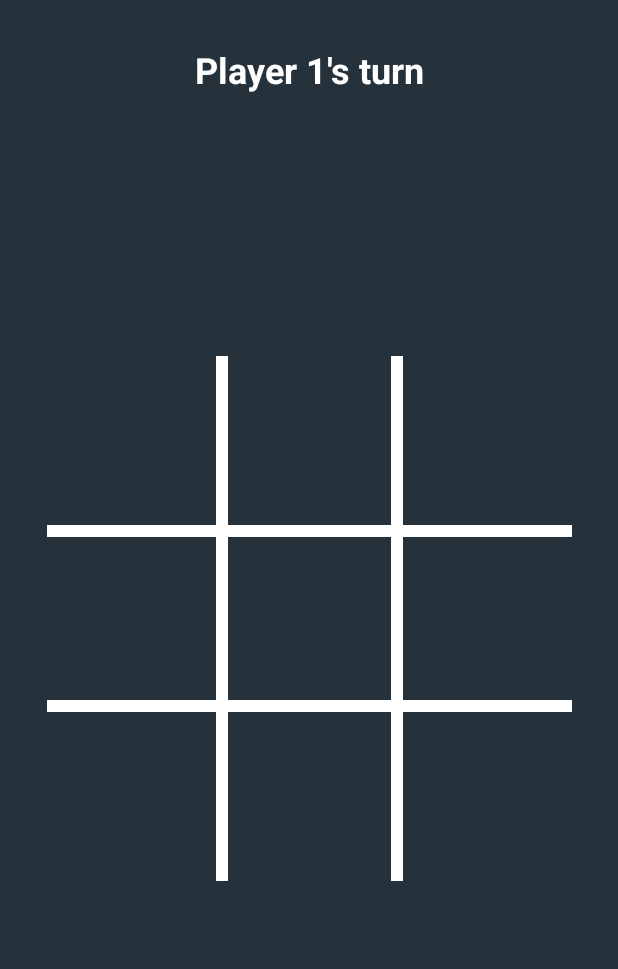
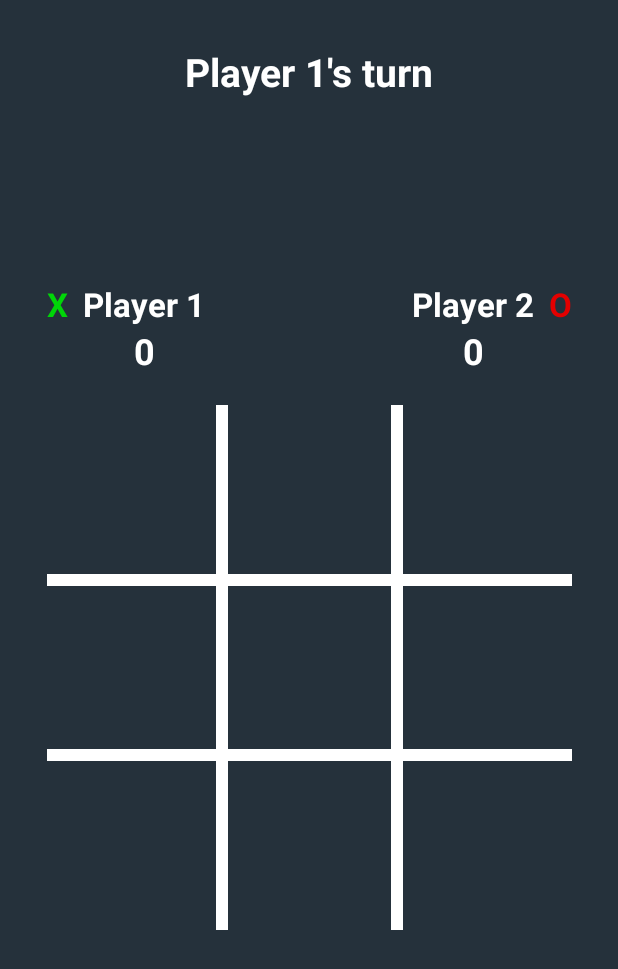
Before and after one commit to PavelYudzin/AndroidTicTacToe, an Android app: the PlayerSetup screen opened directly, with no data from a screen before it, after a tap on "SUBMIT", on a phone screen of 412 x 824 dp. Shown: the top 969 px of the screen. Run offline under Robolectric (Android 15) with nearby library versions, the phone set to English and light mode, and no system bars.

Commit message:
add score

```diff
--- a/tictactoe/app/src/main/AndroidManifest.xml
+++ b/tictactoe/app/src/main/AndroidManifest.xml
@@ -9,9 +9,9 @@
         android:roundIcon="@mipmap/ic_launcher_round"
         android:supportsRtl="true"
         android:theme="@style/Theme.TicTacToe">
-        <activity android:name=".GameDisplay"></activity>
+        <activity android:name=".GameDisplay" />
         <activity android:name=".PlayerSetup" />
-        <activity android:name=".MainActivity">
+        <activity android:name=".MainActivity" android:screenOrientation="portrait">
             <intent-filter>
                 <action android:name="android.intent.action.MAIN" />
 
--- a/tictactoe/app/src/main/java/com/pablo/tictactoe/GameDisplay.java
+++ b/tictactoe/app/src/main/java/com/pablo/tictactoe/GameDisplay.java
@@ -19,6 +19,10 @@ public class GameDisplay extends AppCompatActivity {
         Button homeBTN = findViewById(R.id.home_button);
         TextView playerTurn = findViewById(R.id.player_display);
         String[] playerNames = getIntent().getStringArrayExtra("PLAYER_NAMES");
+        TextView playerOneName = findViewById(R.id.player_one_name);
+        TextView playerTwoName = findViewById(R.id.player_two_name);
+        TextView playerOneScore = findViewById(R.id.player_one_score);
+        TextView playerTwoScore = findViewById(R.id.player_two_score);
 
         if(playerNames != null) {
             playerTurn.setText((playerNames[0] + "'s turn"));
@@ -28,7 +32,11 @@ public class GameDisplay extends AppCompatActivity {
         homeBTN.setVisibility(View.GONE);
 
         ticTacToeBoard = findViewById(R.id.ticTacToeBoard);
-        ticTacToeBoard.setUpGame(playAgainBTN, homeBTN, playerTurn, playerNames);
+        ticTacToeBoard.setUpGame(playAgainBTN, homeBTN, playerTurn, playerNames, playerOneScore, playerTwoScore);
+        playerOneName.setText(playerNames[0]);
+        playerTwoName.setText(playerNames[1]);
+        playerOneScore.setText("0");
+        playerTwoScore.setText("0");
     }
 
     public void playAgainButtonClick(View view) {
--- a/tictactoe/app/src/main/java/com/pablo/tictactoe/PVPLogic.java
+++ b/tictactoe/app/src/main/java/com/pablo/tictactoe/PVPLogic.java
@@ -7,11 +7,16 @@ import android.widget.TextView;
 public class PVPLogic {
     private int[][] gameBoard;
     private int player = 1;
+    private int playerWasFirst = 1;
     private Button playAgainBTN;
     private Button homeBTN;
     private TextView playerTurn;
     private String[] playerNames = {"Player 1", "Player 2"};
     private int boardFilled;
+    private TextView showPlayerOneScore;
+    private TextView showPlayerTwoScore;
+    private int playerOneScore;
+    private int playerTwoScore;
 
     //1st element --> row,
     // 2nd element --> column,
@@ -60,6 +65,22 @@ public class PVPLogic {
         return winType;
     }
 
+    public void setPlayerOneScore(int playerOneScore) {
+        this.playerOneScore = playerOneScore;
+    }
+
+    public void setPlayerTwoScore(int playerTwoScore) {
+        this.playerTwoScore = playerTwoScore;
+    }
+
+    public void setShowPlayerOneScore(TextView showPlayerOneScore) {
+        this.showPlayerOneScore = showPlayerOneScore;
+    }
+
+    public void setShowPlayerTwoScore(TextView showPlayerTwoScore) {
+        this.showPlayerTwoScore = showPlayerTwoScore;
+    }
+
     public boolean updateGameBoard(int row, int column) {
         if (gameBoard[row - 1][column - 1] == 0) {
             gameBoard[row - 1][column - 1] = player;
@@ -83,7 +104,7 @@ public class PVPLogic {
         for (int r = 0; r < 3; r++) {
             if (gameBoard[r][0] == gameBoard[r][1] && gameBoard[r][0] == gameBoard[r][2] &&
                     gameBoard[r][0] != 0) {
-                winType = new int[] {r, 0, 1};
+                winType = new int[]{r, 0, 1};
                 isWinner = true;
             }
         }
@@ -92,7 +113,7 @@ public class PVPLogic {
         for (int c = 0; c < 3; c++) {
             if (gameBoard[0][c] == gameBoard[1][c] && gameBoard[0][c] == gameBoard[2][c] &&
                     gameBoard[0][c] != 0) {
-                winType = new int[] {0, c, 2};
+                winType = new int[]{0, c, 2};
                 isWinner = true;
             }
         }
@@ -100,14 +121,14 @@ public class PVPLogic {
         // diagonal negative check
         if (gameBoard[0][0] == gameBoard[1][1] && gameBoard[0][0] == gameBoard[2][2] &&
                 gameBoard[0][0] != 0) {
-            winType = new int[] {0, 2, 3};
+            winType = new int[]{0, 2, 3};
             isWinner = true;
         }
 
         // diagonal positive check
         if (gameBoard[2][0] == gameBoard[1][1] && gameBoard[2][0] == gameBoard[0][2] &&
                 gameBoard[2][0] != 0) {
-            winType = new int[] {2, 2, 4};
+            winType = new int[]{2, 2, 4};
             isWinner = true;
         }
 
@@ -116,11 +137,18 @@ public class PVPLogic {
             homeBTN.setVisibility(View.VISIBLE);
             String won = " Won!!!";
             playerTurn.setText((playerNames[player - 1] + won));
+            if(player == 1) {
+                playerOneScore++;
+            } else {
+                playerTwoScore++;
+            }
+            showScore();
         } else if (boardFilled == 9) {
             String tie = "Tie Game!!!";
             playAgainBTN.setVisibility(View.VISIBLE);
             homeBTN.setVisibility(View.VISIBLE);
             playerTurn.setText(tie);
+            showScore();
         }
         return isWinner;
     }
@@ -132,10 +160,23 @@ public class PVPLogic {
             }
         }
         boardFilled = 0;
-        player = 1;
+        if (playerWasFirst == 1) {
+            player = 2;
+            playerWasFirst = 2;
+        } else {
+            player = 1;
+            playerWasFirst = 1;
+        }
         playAgainBTN.setVisibility(View.GONE);
         homeBTN.setVisibility(View.GONE);
-        playerTurn.setText((playerNames[0] + "'s turn"));
-        winType = new int[] {-1, -1, -1};
+        playerTurn.setText((playerNames[player -1] + "'s turn"));
+        winType = new int[]{-1, -1, -1};
+    }
+
+    private void showScore() {
+        String oneScoreText = Integer.toString(playerOneScore);
+        String twoScoreText = Integer.toString(playerTwoScore);
+        showPlayerOneScore.setText(oneScoreText);
+        showPlayerTwoScore.setText(twoScoreText);
     }
 }
--- a/tictactoe/app/src/main/java/com/pablo/tictactoe/PlayerSetup.java
+++ b/tictactoe/app/src/main/java/com/pablo/tictactoe/PlayerSetup.java
@@ -22,10 +22,10 @@ public class PlayerSetup extends AppCompatActivity {
     public void submitButtonClick(View view) {
         String playerOneName = player1.getText().toString();
         String playerTwoName = player2.getText().toString();
-        if(playerOneName.equals("")) {
+        if(playerOneName.trim().equals("")) {
             playerOneName = "Player 1";
         }
-        if(playerTwoName.equals("")) {
+        if(playerTwoName.trim().equals("")) {
             playerTwoName = "Player 2";
         }
         Intent intent = new Intent(this, GameDisplay.class);
--- a/tictactoe/app/src/main/java/com/pablo/tictactoe/TicTacToeBoard.java
+++ b/tictactoe/app/src/main/java/com/pablo/tictactoe/TicTacToeBoard.java
@@ -202,16 +202,19 @@ public class TicTacToeBoard extends View {
             case 4:
                 drawDiagonalLinePositive(canvas);
                 break;
-
-
         }
     }
 
-    public void setUpGame(Button playAgain, Button home, TextView playerDisplay, String[] names) {
+    public void setUpGame(Button playAgain, Button home, TextView playerDisplay, String[] names,
+                          TextView playerOneScore, TextView playerTwoScore) {
         game.setPlayAgainBTN(playAgain);
         game.setHomeBTN(home);
         game.setPlayerTurn(playerDisplay);
         game.setPlayerNames(names);
+        game.setShowPlayerOneScore(playerOneScore);
+        game.setShowPlayerTwoScore(playerTwoScore);
+        game.setPlayerOneScore(0);
+        game.setPlayerTwoScore(0);
     }
 
     public void resetGame() {
--- a/tictactoe/app/src/main/res/layout/activity_main.xml
+++ b/tictactoe/app/src/main/res/layout/activity_main.xml
@@ -5,7 +5,6 @@
     android:layout_width="match_parent"
     android:layout_height="match_parent"
     android:background="#25313b"
-    android:orientation="vertical"
     tools:context=".MainActivity">
 
     <TextView
--- a/tictactoe/app/src/main/res/layout/game_display.xml
+++ b/tictactoe/app/src/main/res/layout/game_display.xml
@@ -1,12 +1,11 @@
 <?xml version="1.0" encoding="utf-8"?>
 <androidx.constraintlayout.widget.ConstraintLayout xmlns:android="http://schemas.android.com/apk/res/android"
     xmlns:app="http://schemas.android.com/apk/res-auto"
+    xmlns:custom="http://schemas.android.com/apk/res-auto"
     xmlns:tools="http://schemas.android.com/tools"
-    xmlns:custom="http://schemas.android.com/apk/res-auto"
     android:layout_width="match_parent"
     android:layout_height="match_parent"
     android:background="#25313b"
-    android:orientation="vertical"
     tools:context=".GameDisplay">
 
     <TextView
@@ -15,11 +14,95 @@
         android:layout_height="wrap_content"
         android:layout_marginTop="30dp"
         android:textColor="#FFFFFF"
-        android:textSize="24sp"
+        android:textSize="26sp"
         android:textStyle="bold"
         app:layout_constraintEnd_toEndOf="parent"
         app:layout_constraintStart_toStartOf="parent"
         app:layout_constraintTop_toTopOf="parent" />
+
+    <androidx.constraintlayout.widget.ConstraintLayout
+        android:layout_width="wrap_content"
+        android:layout_height="wrap_content"
+        android:layout_marginBottom="20dp"
+        app:layout_constraintBottom_toTopOf="@+id/ticTacToeBoard"
+        app:layout_constraintStart_toStartOf="@+id/ticTacToeBoard">
+
+        <TextView
+            android:id="@+id/x"
+            android:layout_width="wrap_content"
+            android:layout_height="wrap_content"
+            android:text="@string/X"
+            android:textColor="#00D508"
+            android:textSize="22sp"
+            android:textStyle="bold"
+            app:layout_constraintStart_toStartOf="parent"
+            app:layout_constraintTop_toTopOf="parent" />
+
+        <TextView
+            android:id="@+id/player_one_name"
+            android:layout_width="wrap_content"
+            android:layout_height="wrap_content"
+            android:layout_marginLeft="10dp"
+            android:textColor="#ffffff"
+            android:textSize="22sp"
+            android:textStyle="bold"
+            app:layout_constraintStart_toEndOf="@+id/x"
+            app:layout_constraintTop_toTopOf="parent"
+            android:layout_marginStart="10dp" />
+
+        <TextView
+            android:id="@+id/player_one_score"
+            android:layout_width="wrap_content"
+            android:layout_height="wrap_content"
+            android:textColor="#ffffff"
+            android:textSize="24sp"
+            android:textStyle="bold"
+            app:layout_constraintEnd_toEndOf="@+id/player_one_name"
+            app:layout_constraintStart_toStartOf="@+id/player_one_name"
+            app:layout_constraintTop_toBottomOf="@+id/player_one_name"/>
+    </androidx.constraintlayout.widget.ConstraintLayout>
+
+    <androidx.constraintlayout.widget.ConstraintLayout
+        android:layout_width="wrap_content"
+        android:layout_height="wrap_content"
+        android:layout_marginBottom="20dp"
+        app:layout_constraintBottom_toTopOf="@+id/ticTacToeBoard"
+        app:layout_constraintEnd_toEndOf="@+id/ticTacToeBoard">
+
+        <TextView
+            android:id="@+id/player_two_name"
+            android:layout_width="wrap_content"
+            android:layout_height="wrap_content"
+            android:textColor="#ffffff"
+            android:textSize="22sp"
+            android:textStyle="bold"
+            android:layout_marginEnd="10dp"
+            app:layout_constraintEnd_toStartOf="@+id/o"
+            app:layout_constraintTop_toTopOf="parent"
+            android:layout_marginRight="10dp" />
+
+        <TextView
+            android:id="@+id/o"
+            android:layout_width="wrap_content"
+            android:layout_height="wrap_content"
+            android:text="@string/O"
+            android:textColor="#E40000"
+            android:textSize="22sp"
+            android:textStyle="bold"
+            app:layout_constraintEnd_toEndOf="parent"
+            app:layout_constraintTop_toTopOf="parent" />
+
+        <TextView
+            android:id="@+id/player_two_score"
+            android:layout_width="wrap_content"
+            android:layout_height="wrap_content"
+            android:textColor="#ffffff"
+            android:textSize="24sp"
+            android:textStyle="bold"
+            app:layout_constraintEnd_toEndOf="@+id/player_two_name"
+            app:layout_constraintStart_toStartOf="@+id/player_two_name"
+            app:layout_constraintTop_toBottomOf="@+id/player_two_name" />
+    </androidx.constraintlayout.widget.ConstraintLayout>
 
     <com.pablo.tictactoe.TicTacToeBoard
         android:id="@+id/ticTacToeBoard"
@@ -28,12 +111,11 @@
         app:layout_constraintBottom_toBottomOf="parent"
         app:layout_constraintEnd_toEndOf="parent"
         app:layout_constraintStart_toStartOf="parent"
-        app:layout_constraintTop_toTopOf="parent"
-        custom:boardColor = "#ffffff"
-        custom:XColor = "#00D508"
-        custom:OColor = "#E40000"
-        custom:winningLineColor = "#ffffff"
-        />
+        app:layout_constraintTop_toBottomOf="@+id/player_display"
+        custom:OColor="#E40000"
+        custom:XColor="#00D508"
+        custom:boardColor="#ffffff"
+        custom:winningLineColor="#ffffff" />
 
     <androidx.constraintlayout.widget.ConstraintLayout
         android:id="@+id/constraintLayout"
@@ -72,5 +154,6 @@
             app:layout_constraintEnd_toEndOf="parent"
             app:layout_constraintStart_toEndOf="@+id/play_again_button"
             app:layout_constraintTop_toTopOf="parent" />
+
     </androidx.constraintlayout.widget.ConstraintLayout>
 </androidx.constraintlayout.widget.ConstraintLayout>
--- a/tictactoe/app/src/main/res/layout/player_setup.xml
+++ b/tictactoe/app/src/main/res/layout/player_setup.xml
@@ -5,7 +5,6 @@
     android:layout_width="match_parent"
     android:layout_height="match_parent"
     android:background="#25313b"
-    android:orientation="vertical"
     tools:context=".PlayerSetup">
 
     <TextView
--- a/tictactoe/app/src/main/res/values/strings.xml
+++ b/tictactoe/app/src/main/res/values/strings.xml
@@ -11,4 +11,6 @@
     <string name="home_button">Home</string>
     <string name="won"> Won!!!</string>
     <string name="draw">Tie Game!!!</string>
+    <string name="X">X</string>
+    <string name="O">O</string>
 </resources>
```
